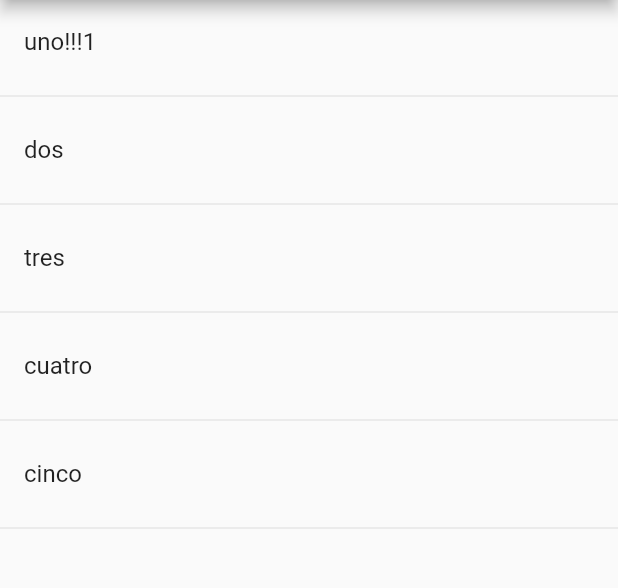
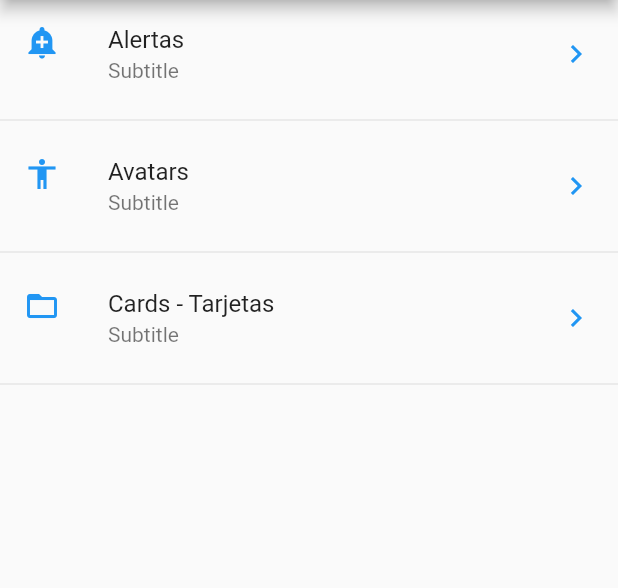
Before and after one commit to juanfer2/course_flutter, a Flutter app: the screen it shows after launch, on a phone screen of 412 x 824 dp, the part 84-672 px from its top. Run offline on Flutter 3.47's test engine with Material 2 defaults, Android fonts, the phone set to English and light mode, and no system bars.

Commit message:
ListWidget Menu

```diff
--- /dev/null
+++ b/components_app/data/routes_const.json
@@ -0,0 +1,20 @@
+{
+  "nombreApp" : "Componentes",
+  "rutas" : [
+      {
+          "ruta" : "alert",
+          "icon" : "add_alert",
+          "texto": "Alertas"
+      },
+      {
+          "ruta" : "avatar",
+          "icon" : "accessibility",
+          "texto": "Avatars"
+      },
+      {
+          "ruta" : "card",
+          "icon" : "folder_open",
+          "texto": "Cards - Tarjetas"
+      }
+  ]
+}
--- a/components_app/lib/src/screens/home_page.dart
+++ b/components_app/lib/src/screens/home_page.dart
@@ -1,8 +1,20 @@
+import 'package:components_app/src/widgets/menuWidgets/listMenu_widget.dart';
 import 'package:flutter/material.dart';
 
-import 'package:components_app/src/widgets/listItems_widget.dart';
+import 'package:components_app/src/widgets/listWidgets/listItems_widget.dart';
+import 'package:components_app/src/widgets/menuWidgets/listMenu_widget.dart';
 
 class HomePage extends StatelessWidget {
+  final list = [
+    'alskd',
+    'asldjflasd',
+    'aklsdjfñlaskd',
+    'asdlkfjañlsdjfñals',
+    'lakjsdñlfajksdlñfjas',
+    'aklsdjfñalksdjñlasjkdafñls',
+    'lkajdñla',
+    'asldkfjañlsd'
+  ];
   // const HomePage({Key key}) : super(key: key);
 
   @override
@@ -11,7 +23,9 @@ class HomePage extends StatelessWidget {
       appBar: AppBar(
         title: Text('Components'),
       ),
-      body: ListItemWidget(),
+      body: ListMenuWidget(
+        listOptions: list,
+      ),
     );
   }
 }
--- a/components_app/lib/src/widgets/listItems_widget.dart
+++ /dev/null
@@ -1,22 +0,0 @@
-import 'package:flutter/material.dart';
-
-class ListItemWidget extends StatelessWidget {
-  final listOptions = ['uno!!!1', 'dos', 'tres', 'cuatro', 'cinco'];
-  // const name({Key key}) : super(key: key);
-
-  @override
-  Widget build(BuildContext context) {
-    return ListView(
-      children: _createItems(),
-    );
-  }
-
-  List<Widget> _createItems() {
-    List<Widget> newList = new List<Widget>();
-    for (String item in listOptions) {
-      final tempWidget = ListTile(title: Text(item));
-      newList..add(tempWidget)..add(Divider());
-    }
-    return newList;
-  }
-}
--- /dev/null
+++ b/components_app/lib/src/widgets/menuWidgets/listMenu_widget.dart
@@ -0,0 +1,55 @@
+import 'package:components_app/src/screens/alert_page.dart';
+import 'package:components_app/src/utils/list_icons_util.dart';
+import 'package:flutter/material.dart';
+import '../../providers/menu_provider.dart';
+
+class ListMenuWidget extends StatelessWidget {
+  final List<String> listOptions;
+  const ListMenuWidget({Key key, this.listOptions}) : super(key: key);
+
+  @override
+  Widget build(BuildContext context) {
+    return Center(
+      child: _getList(),
+    );
+  }
+
+  Widget _getList() {
+    return FutureBuilder(
+      future: menuProvider.getDataMenu(),
+      initialData: [],
+      builder: (context, AsyncSnapshot<List<dynamic>> snapshot) {
+        return ListView(
+          children: _createItems(snapshot.data, context),
+        );
+      },
+    );
+  }
+
+  List<Widget> _createItems(List<dynamic> data, BuildContext context) {
+    final List<Widget> newList = [];
+    if (data != null) {
+      data.forEach((item) {
+        print(item);
+        final listTile = ListTile(
+          title: Text(item['texto']),
+          subtitle: Text('Subtitle'),
+          leading: getIcon(item['icon']),
+          trailing: Icon(
+            Icons.keyboard_arrow_right,
+            color: Colors.blue,
+          ),
+          onTap: () {
+            // final route = MaterialPageRoute(
+            //   builder: (context) => AlertPage(),
+            // );
+
+            // Navigator.push(context, route);
+          },
+        );
+        newList..add(listTile)..add(Divider());
+      });
+    }
+    return newList;
+  }
+}
--- a/components_app/pubspec.yaml
+++ b/components_app/pubspec.yaml
@@ -45,8 +45,9 @@ flutter:
   uses-material-design: true
 
   # To add assets to your application, add an assets section, like this:
-  # assets:
-  #   - assets
+  assets:
+    - data/routes_const.json
+    # - assets
   #   - assets/images
   #   - images/a_dot_ham.jpeg
 
```
Also changed, not shown: components_app/lib/src/providers/menu_provider.dart (added, +19 -0 lines), components_app/lib/src/screens/alert_page.dart (added, +20 -0 lines), components_app/lib/src/utils/list_icons_util.dart (added, +15 -0 lines), components_app/lib/src/widgets/listWidgets/listItems_widget.dart (added, +34 -0 lines), components_app/lib/src/widgets/menuWidgets/menu_widget.dart (added, +17 -0 lines).
